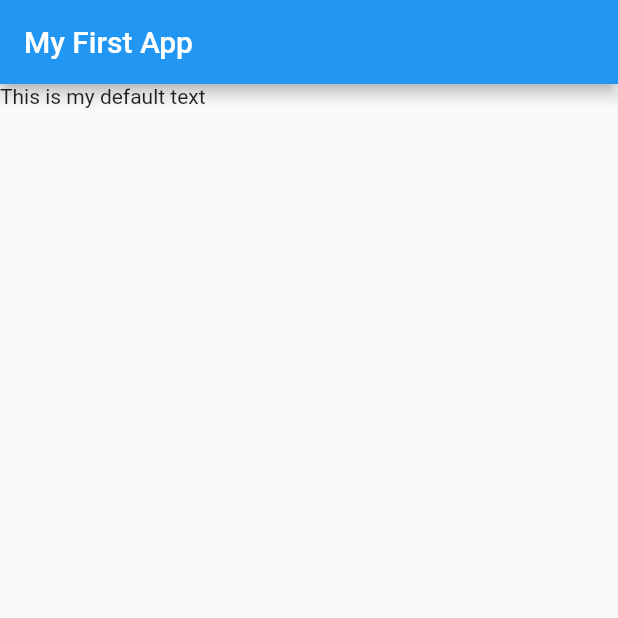
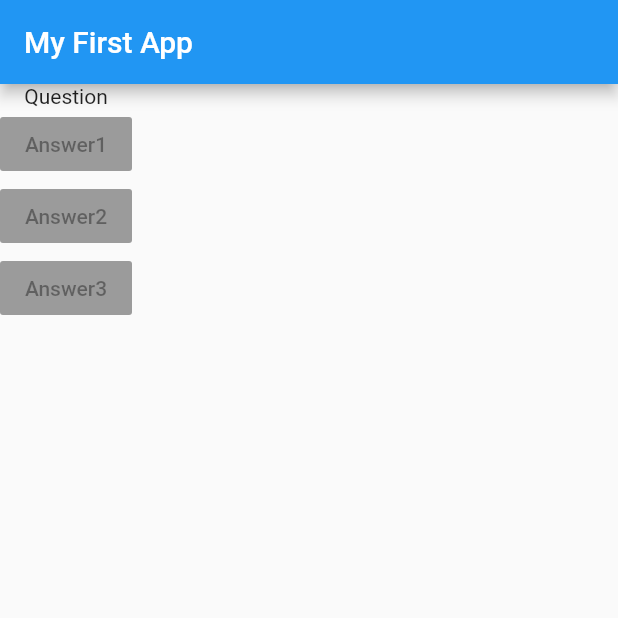
Before and after one commit to armTIGRAN/Dart_UdemyCourse1, a Flutter app: the screen it shows after launch, on a phone screen of 412 x 824 dp, the top half of it. Run offline on Flutter 3.47's test engine with Material 2 defaults, Android fonts, the phone set to English and light mode, and no system bars.

Commit message:
30lesson

```diff
--- a/lib/main.dart
+++ b/lib/main.dart
@@ -12,7 +12,12 @@ class MyApp extends StatelessWidget {
     return MaterialApp(
       home: Scaffold(
         appBar: AppBar(title: Text("My First App"), ),
-        body: Text("This is my default text"),
+        body: Column(children: <Widget>[
+          Text("Question"),
+          RaisedButton(child:Text("Answer1"), onPressed: null),
+          RaisedButton(child:Text("Answer2"), onPressed: null),
+          RaisedButton(child:Text("Answer3"), onPressed: null),
+        ],)
       ),
     );
   }
```
